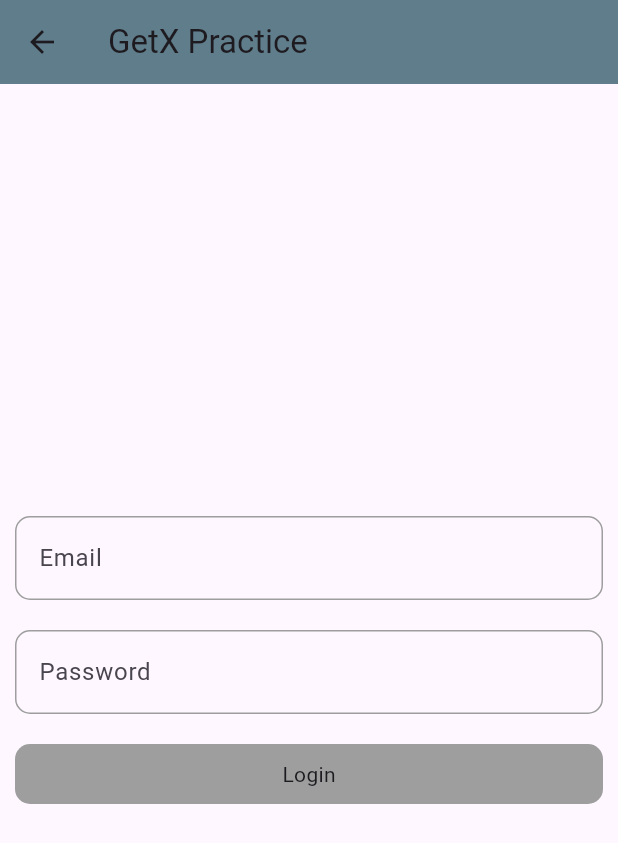
After one commit to AtharvaChavan04/Getx-Practice, a Flutter app: the LoginPage screen opened by its route, on a phone screen of 412 x 824 dp. The commit adds this screen. Shown: the top 843 px of the screen. Run offline on Flutter 3.47's test engine with Material 3 defaults, Android fonts, the phone set to English and light mode, and no system bars; our stand-ins replace get, image_picker.

Commit message:
login using getx

```diff
--- a/lib/routes/app_routes.dart
+++ b/lib/routes/app_routes.dart
@@ -1,10 +1,12 @@
 import 'package:get/get.dart';
 import 'package:getx_practice/views/home_page.dart';
+import 'package:getx_practice/views/login_page.dart';
 import 'package:getx_practice/views/second_page.dart';
 
 class AppRoutes {
   static final List<GetPage> routes = [
     GetPage(name: '/homeScreen', page: () => HomePage()),
     GetPage(name: '/secondPage', page: () => SecondPage()),
+    GetPage(name: '/loginPage', page: () => LoginPage()),
   ];
 }
--- /dev/null
+++ b/lib/utils/login_controller.dart
@@ -0,0 +1,40 @@
+import 'dart:convert';
+
+import 'package:flutter/material.dart';
+import 'package:get/get.dart';
+import 'package:http/http.dart';
+
+class LoginController extends GetxController {
+  final emailController = TextEditingController().obs;
+  final passwordController = TextEditingController().obs;
+
+  RxBool loading = false.obs;
+
+  void loginApi() async {
+    loading.value = true;
+    try {
+      final response = await post(
+        Uri.parse('https://reqres.in/api/login'),
+        body: {
+          'email': emailController.value.text,
+          'password': passwordController.value.text,
+        },
+      );
+
+      var data = jsonDecode(response.body);
+      print(response.statusCode);
+      print(data);
+
+      if (response.statusCode == 200) {
+        loading.value = false;
+        Get.snackbar('Login Successful', 'congratulations');
+      } else {
+        loading.value = false;
+        Get.snackbar('Login Failed', data['error']);
+      }
+    } catch (e) {
+      loading.value = false;
+      Get.snackbar('Exception', e.toString());
+    }
+  }
+}
--- /dev/null
+++ b/lib/views/login_page.dart
@@ -0,0 +1,60 @@
+import 'package:flutter/material.dart';
+import 'package:get/get.dart';
+import 'package:getx_practice/utils/login_controller.dart';
+import 'package:getx_practice/widgets/custom_app_bar.dart';
+import 'package:getx_practice/widgets/custom_textform_field.dart';
+
+class LoginPage extends StatefulWidget {
+  const LoginPage({super.key});
+
+  @override
+  State<LoginPage> createState() => _LoginPageState();
+}
+
+class _LoginPageState extends State<LoginPage> {
+  LoginController controller = Get.put(LoginController());
+  @override
+  Widget build(BuildContext context) {
+    return Scaffold(
+      appBar: const CustomAppBar(),
+      body: Padding(
+        padding: const EdgeInsets.all(10.0),
+        child: Column(
+          mainAxisAlignment: MainAxisAlignment.center,
+          crossAxisAlignment: CrossAxisAlignment.center,
+          children: [
+            CustomTextformField(
+              hintText: 'Email',
+              controller: controller.emailController.value,
+            ),
+            SizedBox(height: 20),
+            CustomTextformField(
+              hintText: 'Password',
+              controller: controller.passwordController.value,
+            ),
+            SizedBox(height: 20),
+            Obx(() {
+              return InkWell(
+                onTap: () {
+                  controller.loginApi();
+                },
+                child: controller.loading.value
+                    ? CircularProgressIndicator()
+                    : Container(
+                        decoration: BoxDecoration(
+                          borderRadius: BorderRadius.circular(10),
+                          color: Colors.grey,
+                        ),
+                        height: 40,
+                        child: Center(
+                          child: Text('Login'),
+                        ),
+                      ),
+              );
+            }),
+          ],
+        ),
+      ),
+    );
+  }
+}
--- a/lib/views/second_page.dart
+++ b/lib/views/second_page.dart
@@ -30,6 +30,11 @@ class _SecondPageState extends State<SecondPage> {
           NavigationCard(
             text: 'Go to the Previous Screen',
             onPressed: () => Get.offNamed('/homeScreen'),
+          ),
+          SizedBox(height: 10),
+          NavigationCard(
+            text: 'Go to the Login Screen',
+            onPressed: () => Get.offNamed('/loginPage'),
           ),
           SizedBox(height: 30),
           Obx(() {
--- /dev/null
+++ b/lib/widgets/custom_textform_field.dart
@@ -0,0 +1,32 @@
+import 'package:flutter/material.dart';
+
+class CustomTextformField extends StatelessWidget {
+  final String hintText;
+  final TextEditingController controller;
+  const CustomTextformField({
+    super.key,
+    required this.hintText,
+    required this.controller,
+  });
+
+  @override
+  Widget build(BuildContext context) {
+    return TextFormField(
+      controller: controller,
+      decoration: InputDecoration(
+        border: OutlineInputBorder(
+          borderRadius: BorderRadius.circular(10),
+        ),
+        enabledBorder: OutlineInputBorder(
+          borderRadius: BorderRadius.circular(10),
+          borderSide: BorderSide(color: Colors.grey),
+        ),
+        focusedBorder: OutlineInputBorder(
+          borderRadius: BorderRadius.circular(10),
+          borderSide: BorderSide(color: Colors.blueAccent),
+        ),
+        hintText: hintText,
+      ),
+    );
+  }
+}
--- a/pubspec.yaml
+++ b/pubspec.yaml
@@ -36,6 +36,7 @@ dependencies:
   cupertino_icons: ^1.0.8
   get: ^4.7.2
   image_picker: ^1.1.2
+  http: ^1.3.0
 
 dev_dependencies:
   flutter_test:
```
Also changed, not shown: pubspec.lock.
